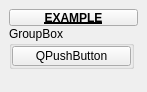
Before: the Qt Designer form uitk/ui/example.ui in m3trik/uitk, drawn with Qt 5.
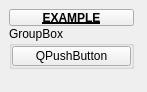
After: the same form once the commit is applied. Custom widgets are drawn as their Qt base class.

```diff
--- a/uitk/ui/example.ui
+++ b/uitk/ui/example.ui
@@ -48,7 +48,7 @@
         </property>
         <property name="maximumSize">
          <size>
-          <width>999</width>
+          <width>125</width>
           <height>17</height>
          </size>
         </property>
```
Left out of the diff: 6 changed lines with no effect on the pictures.
